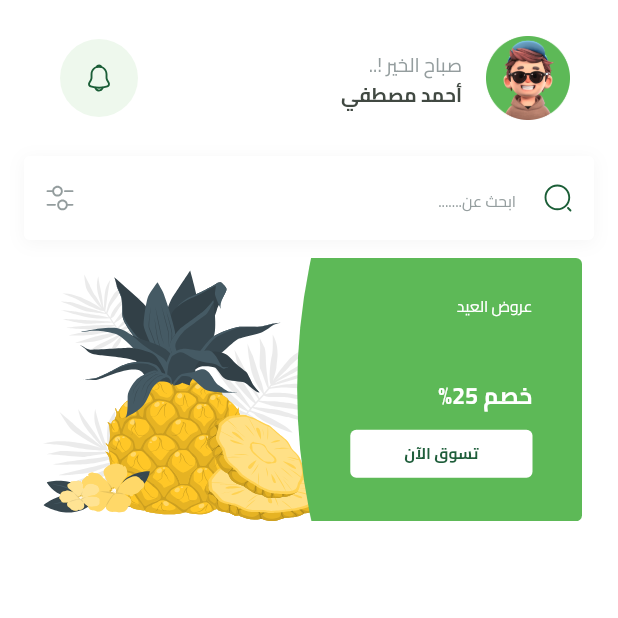
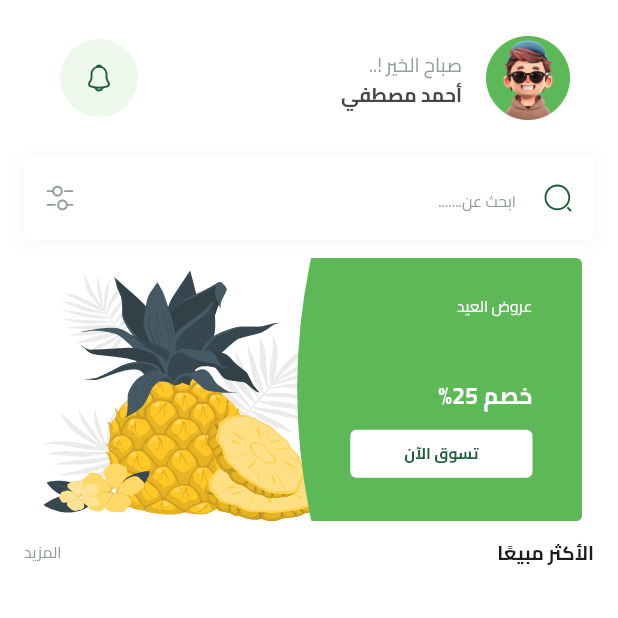
Before and after one commit to mohamed-abdellsalam/Fruits-E-commerce-, a Flutter app: the HomeView screen opened by its route, on a phone screen of 412 x 824 dp, the top half of it. Run offline on Flutter 3.47's test engine with Material 3 defaults, Android fonts, the phone set to English and light mode, and no system bars; our stand-ins replace bloc, cloud_firestore, dartz, dots_indicator, firebase_auth, firebase_core and 8 more; missing offline and left inert: flutter_facebook_auth; accounts and stored records are empty.

Commit message:
feat: add BestSellingHeader widget and integrate it into HomeViewBody layout

```diff
--- /dev/null
+++ b/lib/features/home/presentation/views/widgets/best_selling_header.dart
@@ -0,0 +1,27 @@
+import 'package:flutter/material.dart';
+import 'package:fruits_hub/core/utils/app_text_styles.dart';
+
+class BestSellingHeader extends StatelessWidget {
+  const BestSellingHeader({super.key});
+
+  @override
+  Widget build(BuildContext context) {
+    return Row(
+      children: [
+        Text(
+          'الأكثر مبيعًا',
+          textAlign: TextAlign.right,
+          style: TextStyles.bold16(context),
+        ),
+        const Spacer(),
+        Text(
+          'المزيد',
+          textAlign: TextAlign.center,
+          style: TextStyles.regular13(context).copyWith(
+            color: const Color(0xFF949D9E),
+          ),
+        ),
+      ],
+    );
+  }
+}
--- a/lib/features/home/presentation/views/widgets/home_view_body.dart
+++ b/lib/features/home/presentation/views/widgets/home_view_body.dart
@@ -1,6 +1,7 @@
 import 'package:flutter/material.dart';
 import 'package:fruits_hub/constants.dart';
 import 'package:fruits_hub/core/widgets/custom_search_text_field.dart';
+import 'package:fruits_hub/features/home/presentation/views/widgets/best_selling_header.dart';
 import 'package:fruits_hub/features/home/presentation/views/widgets/custom_home_appbar.dart';
 import 'package:fruits_hub/features/home/presentation/views/widgets/featured_list.dart';
 
@@ -28,6 +29,10 @@ class HomeViewBody extends StatelessWidget {
                   height: 12,
                 ),
                 FeaturedList(),
+                SizedBox(
+                  height: 12,
+                ),
+                BestSellingHeader(),
               ],
             ),
           ),
```
